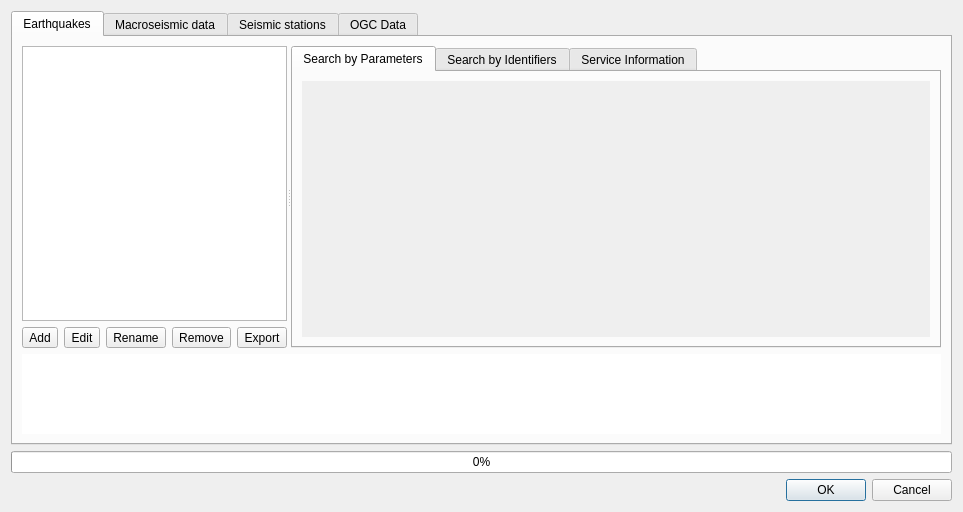
Qt form qquake/ui/qquake_dialog_base.ui (INGV/qquake) before a commit.
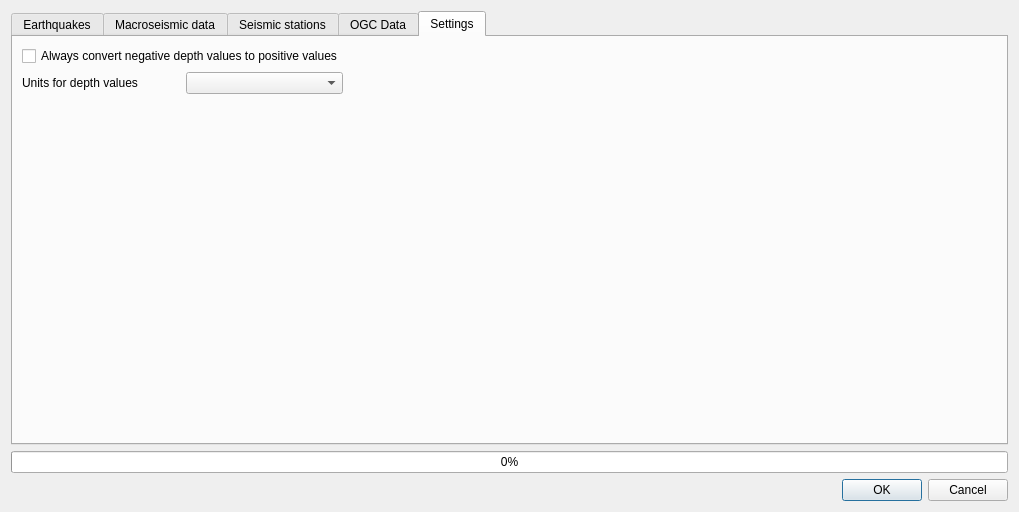
The same form after that commit. The open tabs and pages were chosen to show the change.

Commit message: Add settings to control whether negative depth values are flipped, and for setting the unit for depth values

```diff
--- a/qquake/ui/qquake_dialog_base.ui
+++ b/qquake/ui/qquake_dialog_base.ui
@@ -6,7 +6,7 @@
    <rect>
     <x>0</x>
     <y>0</y>
-    <width>942</width>
+    <width>1019</width>
     <height>512</height>
    </rect>
   </property>
@@ -812,6 +812,56 @@
        </item>
       </layout>
      </widget>
+     <widget class="QWidget" name="settings_tab">
+      <attribute name="title">
+       <string>Settings</string>
+      </attribute>
+      <layout class="QGridLayout" name="gridLayout_7">
+       <item row="2" column="0">
+        <spacer name="verticalSpacer">
+         <property name="orientation">
+          <enum>Qt::Vertical</enum>
+         </property>
+         <property name="sizeHint" stdset="0">
+          <size>
+           <width>20</width>
+           <height>40</height>
+          </size>
+         </property>
+        </spacer>
+       </item>
+       <item row="1" column="0">
+        <widget class="QLabel" name="label">
+         <property name="text">
+          <string>Units for depth values</string>
+         </property>
+        </widget>
+       </item>
+       <item row="1" column="1">
+        <widget class="QComboBox" name="depth_unit_combo_box"/>
+       </item>
+       <item row="1" column="2">
+        <spacer name="horizontalSpacer_5">
+         <property name="orientation">
+          <enum>Qt::Horizontal</enum>
+         </property>
+         <property name="sizeHint" stdset="0">
+          <size>
+           <width>40</width>
+           <height>20</height>
+          </size>
+         </property>
+        </spacer>
+       </item>
+       <item row="0" column="0" colspan="2">
+        <widget class="QCheckBox" name="convert_negative_depth_check">
+         <property name="text">
+          <string>Always convert negative depth values to positive values</string>
+         </property>
+        </widget>
+       </item>
+      </layout>
+     </widget>
     </widget>
    </item>
    <item>
```
Left out of the diff: 6 changed lines with no effect on the pictures. The commit also changes 4 other files.
